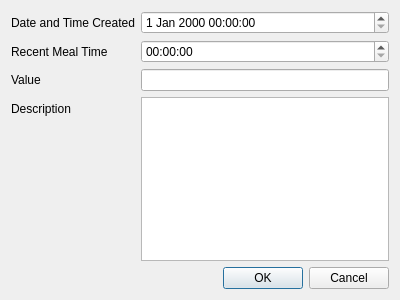
Before: the Qt Designer form editrecorddialog.ui in mefleacuzimtiny/DiabTracker, drawn with Qt 5.
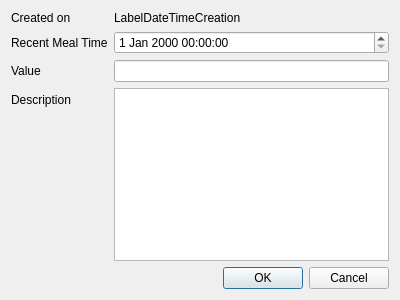
After: the same form once the commit is applied.

```diff
--- a/editrecorddialog.ui
+++ b/editrecorddialog.ui
@@ -17,13 +17,10 @@
    <item row="0" column="0">
     <widget class="QLabel" name="LabelDateTimeCreated">
      <property name="text">
-      <string>Date and Time Created</string>
+      <string>Created on</string>
      </property>
     </widget>
    </item>
-   <item row="0" column="1">
-    <widget class="QDateTimeEdit" name="DateTimeEditCreation"/>
-   </item>
    <item row="1" column="0">
     <widget class="QLabel" name="LabelRecentMealTime">
      <property name="text">
@@ -31,9 +28,6 @@
      </property>
     </widget>
    </item>
-   <item row="1" column="1">
-    <widget class="QTimeEdit" name="TimeEditRecentMeal"/>
-   </item>
    <item row="2" column="0">
     <widget class="QLabel" name="LabelValue">
      <property name="text">
@@ -64,6 +58,16 @@
      </property>
     </widget>
    </item>
+   <item row="1" column="1">
+    <widget class="QDateTimeEdit" name="DateTimeEditRecentMeal"/>
+   </item>
+   <item row="0" column="1">
+    <widget class="QLabel" name="LabelDateTimeCreatedDisplay">
+     <property name="text">
+      <string>LabelDateTimeCreation</string>
+     </property>
+    </widget>
+   </item>
   </layout>
  </widget>
  <resources/>
```
